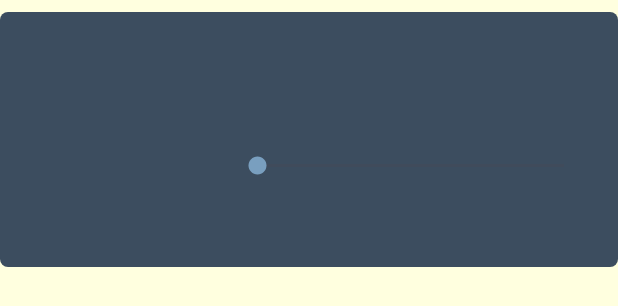
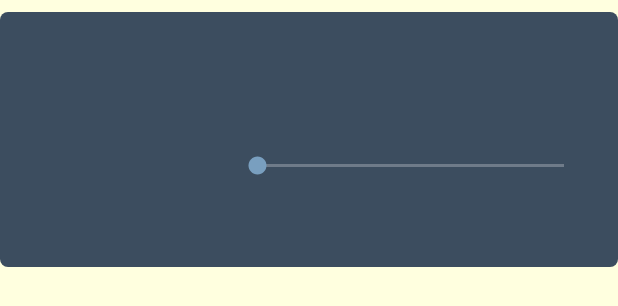
Before and after one commit to VictoriaCMoraes/PdfView, an Android app: the layout item_pdf.xml on its own in the app's theme, with its tools: preview values and no code run, on a phone screen of 412 x 824 dp. Shown: the top 306 px of the screen. Run offline under Robolectric (Android 15) with nearby library versions, the phone set to English and light mode, and no system bars.

```diff
--- a/app/src/main/java/com/adenabrasil/pdfview/PdfAdapter.java
+++ b/app/src/main/java/com/adenabrasil/pdfview/PdfAdapter.java
@@ -71,6 +71,9 @@ public class PdfAdapter extends RecyclerView.Adapter<PdfAdapter.ViewHolder> {
                 int progress = (int) (((float) pdfScrollPosition.get(position) / (pdfWebViewHeight.get(position)) * scale) * 100);
 
                 holder.seekBar.setProgress(progress);
+                // Desabilita o clique na SeekBar
+                holder.seekBar.setClickable(false);
+                holder.seekBar.setEnabled(false);
 
                 // Define um ouvinte de clique para o item da lista
                 holder.itemView.setOnClickListener(view -> {
--- a/app/src/main/res/layout/item_pdf.xml
+++ b/app/src/main/res/layout/item_pdf.xml
@@ -52,10 +52,8 @@
                 android:layout_width="match_parent"
                 android:layout_height="wrap_content"
                 android:layout_gravity="bottom"
-                android:enabled="false"
-                android:clickable="false"
-                android:focusable="false"
                 android:progressTint="#799fbf"
+                android:progressBackgroundTint="@color/white"
                 android:thumbTint="#799fbf"
                 android:layout_marginEnd="20dp"/>
         </LinearLayout>
```
